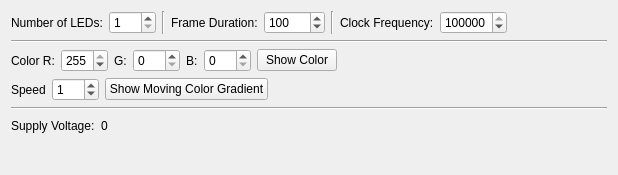
Old version of the form src/brickv/plugin_system/plugins/led_strip/ui/led_strip.ui in the repository Tinkerforge/brickv.
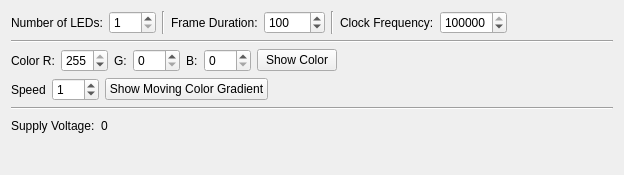
New version of the form.

Commit message: led strip: Make speed value interpreted relative to LED count

The edit to the form file:
```diff
--- a/src/brickv/plugin_system/plugins/led_strip/ui/led_strip.ui
+++ b/src/brickv/plugin_system/plugins/led_strip/ui/led_strip.ui
@@ -6,7 +6,7 @@
    <rect>
     <x>0</x>
     <y>0</y>
-    <width>618</width>
+    <width>624</width>
     <height>175</height>
    </rect>
   </property>
```
Left out of the diff: 2 changed lines with no effect on the pictures. The commit also changes 1 other file.
